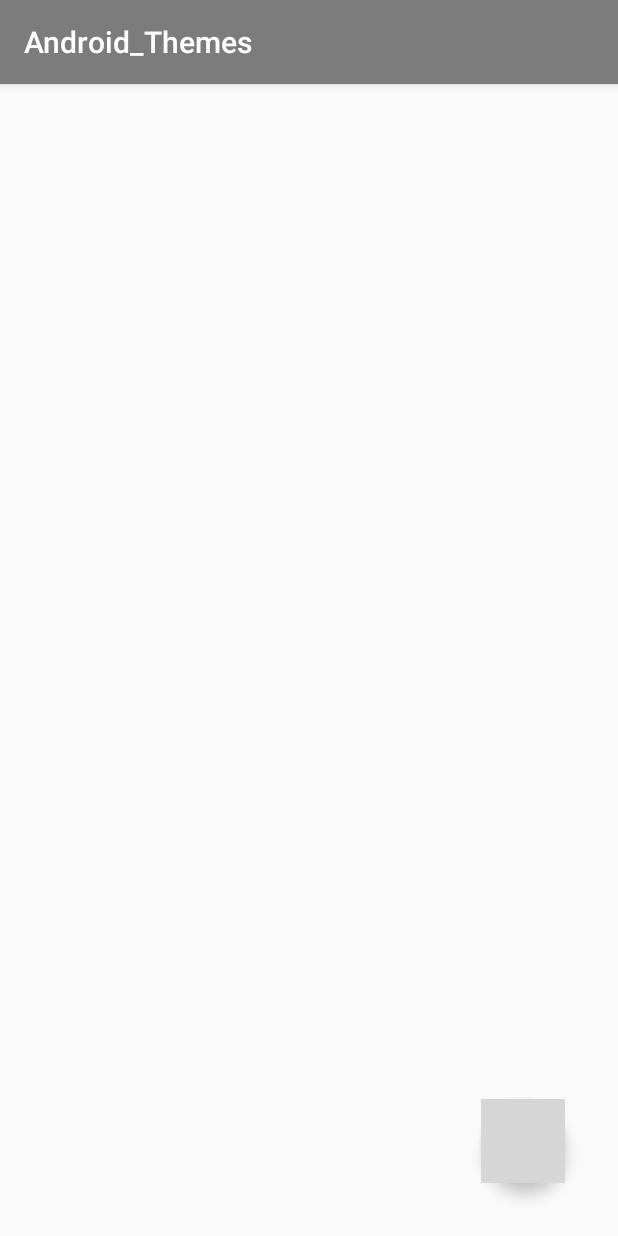
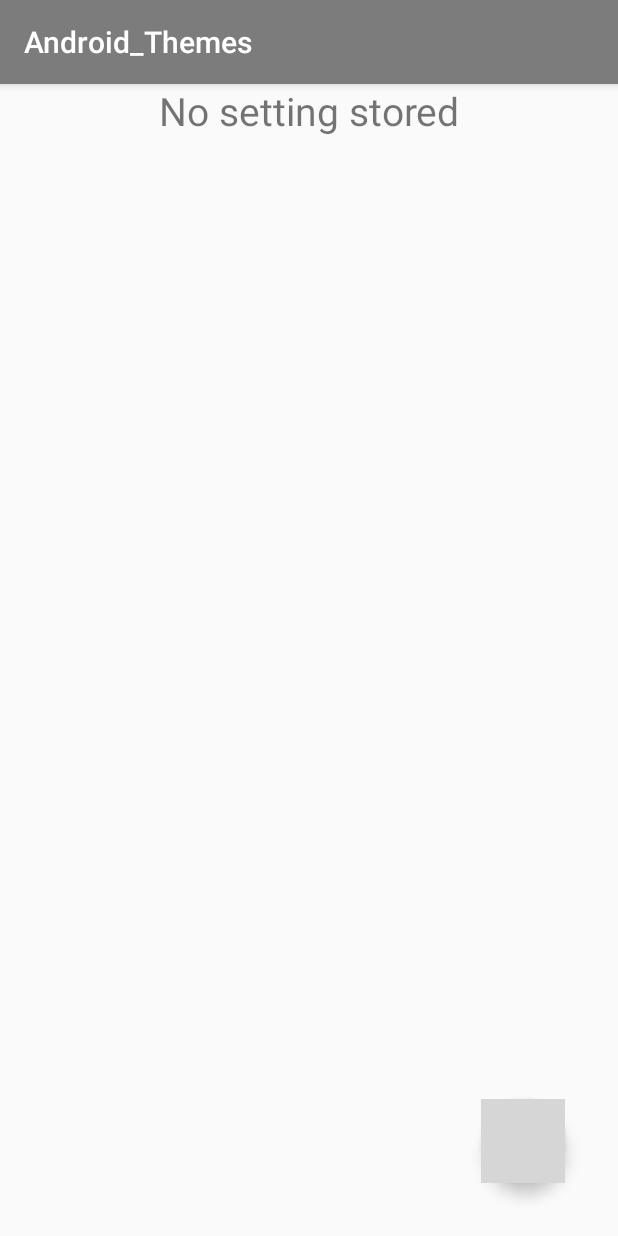
Before and after one commit to bloominstituteoftechnology/Android_Themes, an Android app: the screen it shows after launch (MainActivity), on a phone screen of 412 x 824 dp. Run offline under Robolectric (Android 15) with nearby library versions, the phone set to English and light mode, and no system bars; grey boxes are pictures that could not be loaded.

Commit message:
updated darktheme and extracted strings as resources

```diff
--- a/app/src/main/java/com/example/android_themes/MainActivity.java
+++ b/app/src/main/java/com/example/android_themes/MainActivity.java
@@ -1,13 +1,60 @@
 package com.example.android_themes;
 
+import android.annotation.SuppressLint;
+import android.app.UiModeManager;
+import android.content.Context;
+import android.content.SharedPreferences;
+import android.os.Build;
+import android.support.design.widget.FloatingActionButton;
 import android.support.v7.app.AppCompatActivity;
 import android.os.Bundle;
+import android.view.View;
+import android.widget.TextView;
+import android.widget.Toast;
 
 public class MainActivity extends AppCompatActivity {
+
+    public static final String MY_PREFS = "MyPrefs";
 
     @Override
     protected void onCreate(Bundle savedInstanceState) {
         super.onCreate(savedInstanceState);
         setContentView(R.layout.activity_main);
+
+        TextView textViewBanner = findViewById(R.id.textview_banner);
+        final SharedPreferences preferences = this.getSharedPreferences(MY_PREFS, Context.MODE_PRIVATE);
+        textViewBanner.setText(preferences.getString(getString(R.string.bool_key), getString(R.string.string_not_found)));
+
+
+        final FloatingActionButton nightToggleButton = findViewById(R.id.button_night_mode_toggle);
+
+
+
+        nightToggleButton.setOnClickListener(new View.OnClickListener() {
+            @Override
+            public void onClick(View view) {
+
+                UiModeManager uiHandle = getApplicationContext().getSystemService(UiModeManager.class);
+                if (Build.VERSION.SDK_INT >= Build.VERSION_CODES.M) {
+
+                    if(uiHandle.getNightMode() == UiModeManager.MODE_NIGHT_YES){
+                        uiHandle.setNightMode(UiModeManager.MODE_NIGHT_NO);
+
+                    } else {
+                        uiHandle.setNightMode(UiModeManager.MODE_NIGHT_YES);
+                        /*  nightToggleButton.setImageDrawable(getDrawable(R.drawable.ic_action_name_dark)); //Doesn't work for some reason
+                          nightToggleButton.hide();*/
+
+
+                    }
+                } else {
+                    Toast.makeText(MainActivity.this, getString(R.string.night_mode_not_supported), Toast.LENGTH_LONG).show();
+                }
+
+                SharedPreferences.Editor editor = preferences.edit();
+                editor.putString(getString(R.string.bool_key), getString(R.string.night_mode_setting) + Integer.toString(uiHandle.getNightMode()));
+                editor.apply();;
+            }
+        });
     }
 }
--- a/app/src/main/res/layout/activity_main.xml
+++ b/app/src/main/res/layout/activity_main.xml
@@ -8,7 +8,7 @@
 
 
     <android.support.design.widget.FloatingActionButton
-        android:id="@+id/night_mode_on_off"
+        android:id="@+id/button_night_mode_toggle"
         android:layout_width="wrap_content"
         android:layout_height="wrap_content"
         android:clickable="true"
@@ -20,4 +20,15 @@
         app:layout_constraintVertical_bias="0.95"
         app:srcCompat="@drawable/ic_action_name" />
 
+    <TextView
+        android:id="@+id/textview_banner"
+        android:layout_width="0dp"
+        android:layout_height="wrap_content"
+        android:text="Night Mode was left on/off"
+        android:textAlignment="center"
+        android:textSize="26sp"
+        app:layout_constraintEnd_toEndOf="parent"
+        app:layout_constraintStart_toStartOf="parent"
+        app:layout_constraintTop_toTopOf="parent" />
+
 </android.support.constraint.ConstraintLayout>
--- a/app/src/main/res/values-night/styles.xml
+++ b/app/src/main/res/values-night/styles.xml
@@ -2,11 +2,11 @@
 <resources>
 
 <!-- Base application theme. -->
-<style name="AppTheme" parent="Theme.AppCompat.Light">
+<style name="AppTheme" parent="Theme.AppCompat">
     <!-- Customize your theme here. -->
-    <item name="colorPrimary">#7C7C7C</item>
-    <item name="colorPrimaryDark">#92DCE5</item>
-    <item name="colorAccent">#52DEE5</item>
+    <item name="colorPrimary">#807C7C7C</item>
+    <item name="colorPrimaryDark">#850F94A8</item>
+    <item name="colorAccent">#81046066</item>
 
     <item name="action_icon_dark">@drawable/ic_action_name_dark</item>
     <item name="action_icon_light">@drawable/ic_action_name</item>
--- a/app/src/main/res/values/strings.xml
+++ b/app/src/main/res/values/strings.xml
@@ -1,3 +1,7 @@
 <resources>
     <string name="app_name">Android_Themes</string>
+    <string name="string_not_found">No setting stored</string>
+    <string name="bool_key">NightModeBool</string>
+    <string name="night_mode_setting">Night Mode setting:</string>
+    <string name="night_mode_not_supported">Night mode not supported for your version of android</string>
 </resources>
```
